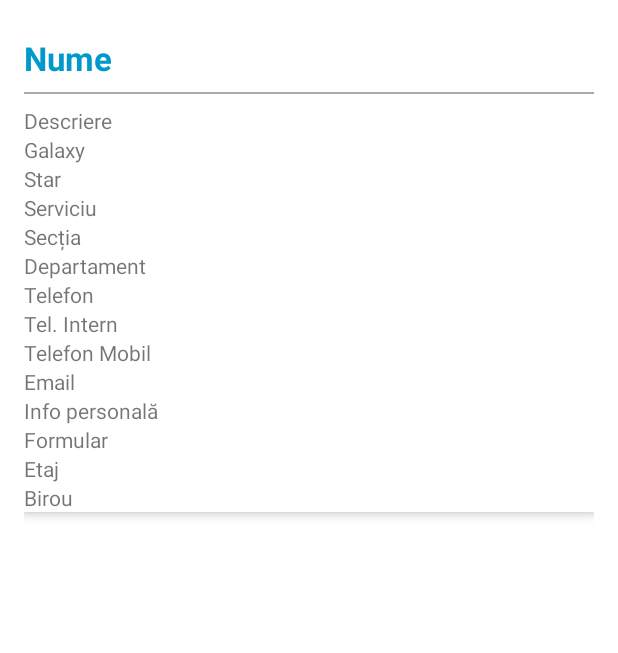
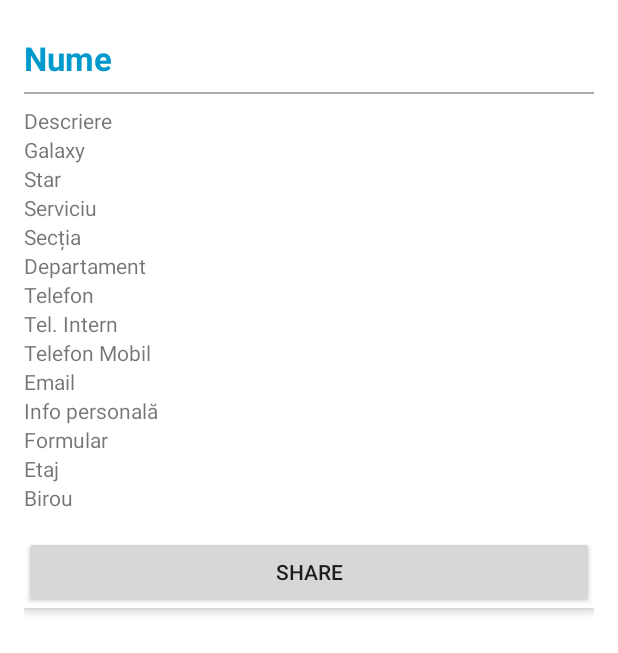
Before and after one commit to androidacvtivity/StatDataExplorer, an Android app: the EmployeeDetailsActivity screen opened directly, with no data from a screen before it, on a phone screen of 412 x 824 dp. Shown: the top 653 px of the screen. Run offline under Robolectric (Android 15) with nearby library versions, the phone set to English and light mode, and no system bars; 1 statement that could not run was skipped.

Commit message:
Add share button to employee details

```diff
--- a/app/src/main/res/layout/activity_employee_details.xml
+++ b/app/src/main/res/layout/activity_employee_details.xml
@@ -97,6 +97,13 @@
             android:layout_height="wrap_content"
             android:text="Birou" />
 
+        <Button
+            android:id="@+id/btnShare"
+            android:layout_width="match_parent"
+            android:layout_height="wrap_content"
+            android:layout_marginTop="16dp"
+            android:text="Share" />
+
 <!--        <TextView android:id="@+id/tvNotice"-->
 <!--            android:layout_width="match_parent"-->
 <!--            android:layout_height="wrap_content"-->
```
Also changed, not shown: app/src/main/java/com/bancusoft/statdataexplorer/activities/EmployeeDetailsActivity.java (+32 -3 lines).
